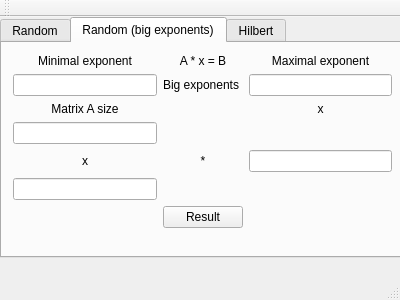
The window that mainwindow.ui (zperkowski/QtEan) describes before a commit, drawn with Qt 5.
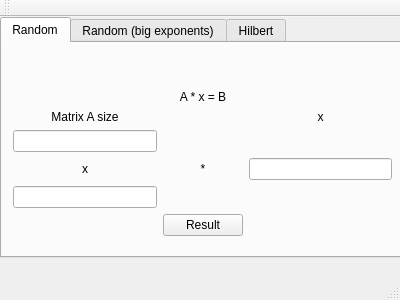
The same window after the commit.

What changed in the file:
```diff
--- a/mainwindow.ui
+++ b/mainwindow.ui
@@ -14,7 +14,7 @@
    <string>MainWindow</string>
   </property>
   <widget class="QWidget" name="centralWidget">
-   <widget class="QTabWidget" name="tabHilbert">
+   <widget class="QTabWidget" name="tabs">
     <property name="geometry">
      <rect>
       <x>0</x>
@@ -284,7 +284,7 @@
       </layout>
      </widget>
     </widget>
-    <widget class="QWidget" name="tab">
+    <widget class="QWidget" name="tabHilbert">
      <attribute name="title">
       <string>Hilbert</string>
      </attribute>
```
Left out of the diff: 31 changed lines with no effect on the pictures.
